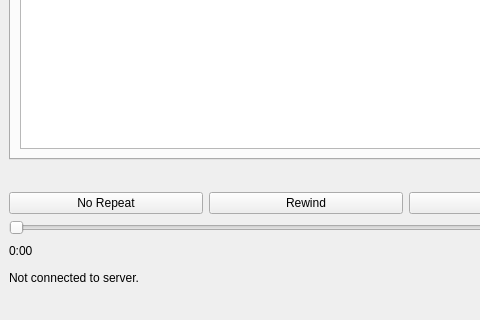
Before: the Qt Designer form src/client/musewindow.ui in rgrahamh/muse, drawn with Qt 5; both pictures show x 0 to 480 and y 307 to 627 of the 1012 by 627 pixel window.
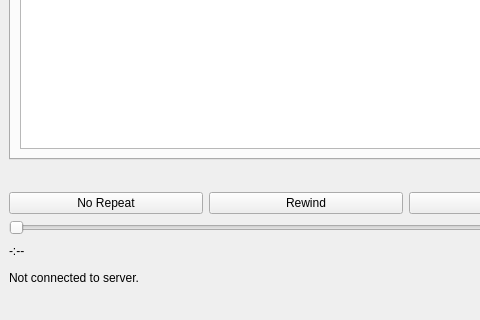
After: the same form once the commit is applied.

```diff
--- a/src/client/musewindow.ui
+++ b/src/client/musewindow.ui
@@ -195,7 +195,7 @@
       <item>
        <widget class="QLabel" name="songProgressLabel">
         <property name="text">
-         <string>0:00</string>
+         <string>-:--</string>
         </property>
        </widget>
       </item>
```
